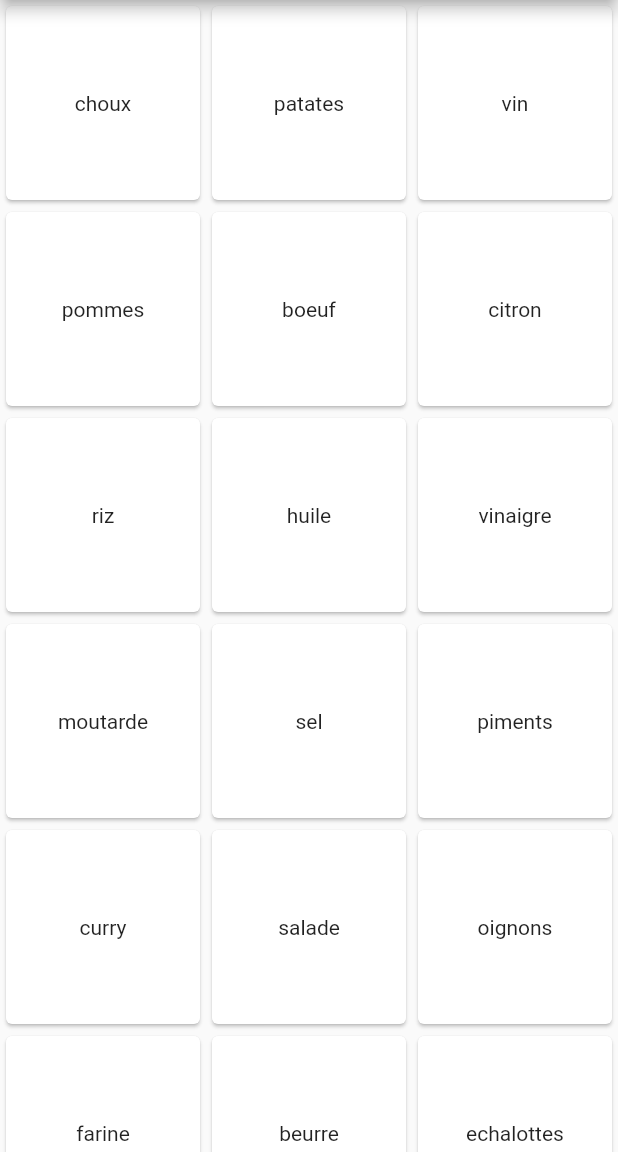
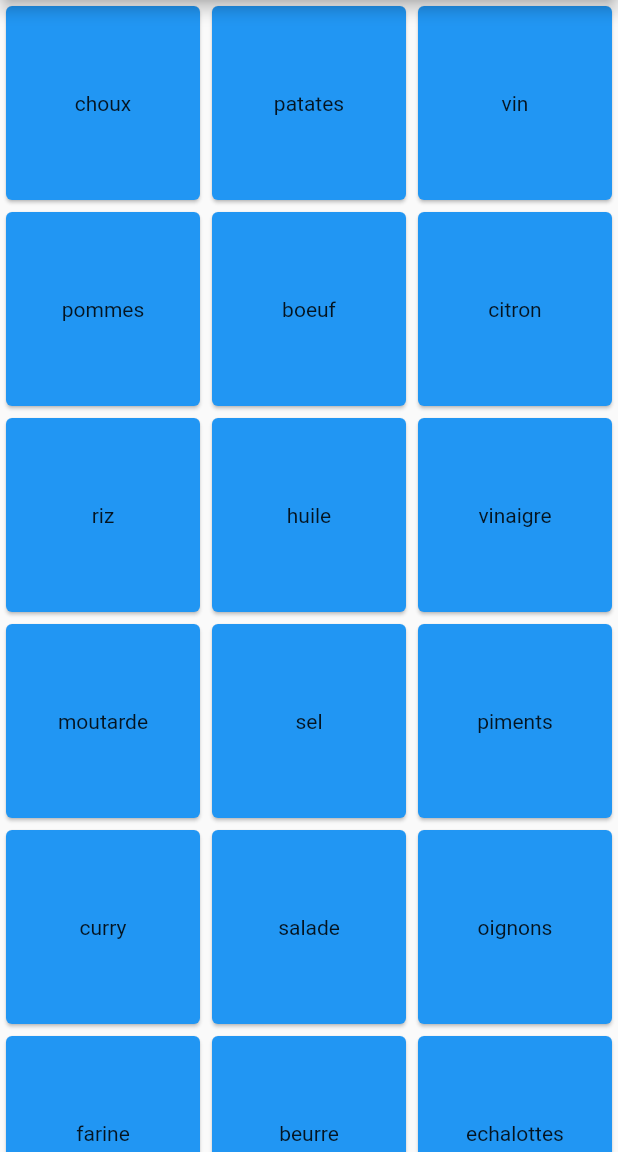
Before and after one commit to gousse/flutter_list, a Flutter app: the screen it shows after launch, on a phone screen of 412 x 824 dp, the part 84-1236 px from its top. Run offline on Flutter 3.47's test engine with Material 2 defaults, Android fonts, the phone set to English and light mode, and no system bars.

Commit message:
enable tap with inkwell

```diff
--- a/lib/main.dart
+++ b/lib/main.dart
@@ -100,8 +100,18 @@ class _MyHomePageState extends State<MyHomePage> {
             gridDelegate: const SliverGridDelegateWithFixedCrossAxisCount(
                 crossAxisCount: 3),
             itemBuilder: (BuildContext context, int index) {
-              return Card(
-                  child: Center(child: Text(maListeCourse[index].element)));
+              return InkWell(
+                child: Card(
+                    color: maListeCourse[index].bought
+                        ? Colors.lightGreen
+                        : Colors.blue,
+                    child: Center(child: Text(maListeCourse[index].element))),
+                onTap: () {
+                  setState(() {
+                    maListeCourse[index].update();
+                  });
+                },
+              );
             },
             itemCount: maListeCourse.length)
 
```
